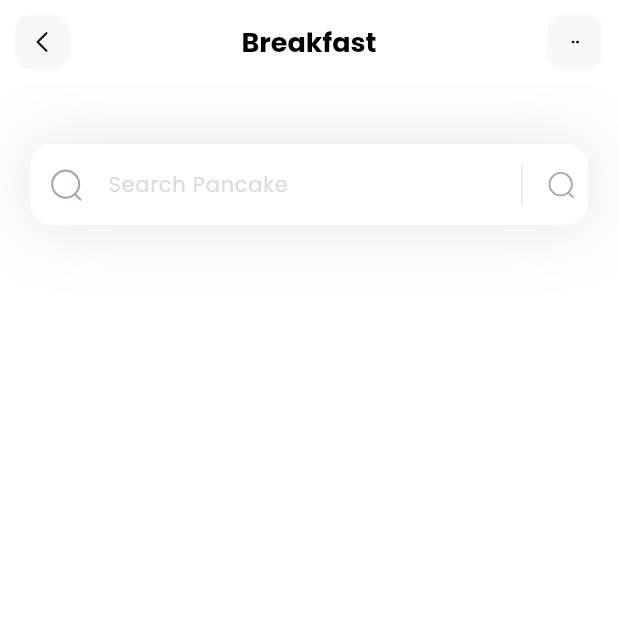
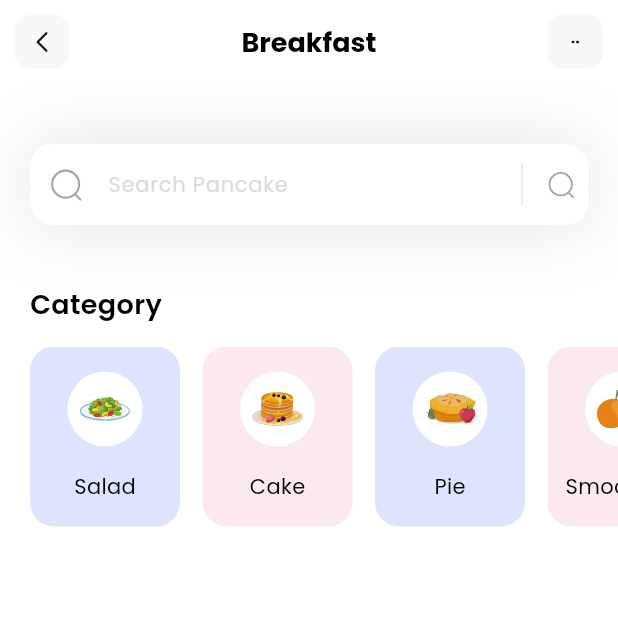
Before and after one commit to aafiqah/fitness, a Flutter app: the screen it shows after launch, on a phone screen of 412 x 824 dp, the top half of it. Run offline on Flutter 3.47's test engine with Material 3 defaults, Android fonts, the phone set to English and light mode, and no system bars; our stand-ins replace flutter_svg.

Commit message:
second commit

```diff
--- /dev/null
+++ b/lib/models/category_model.dart
@@ -0,0 +1,43 @@
+import 'package:flutter/material.dart';
+
+class CategoryModel {
+  String name;
+  String iconPath;
+  Color boxColor;
+
+  CategoryModel({
+    required this.name,
+    required this.iconPath,
+    required this.boxColor,
+  });
+
+  static List<CategoryModel> getCategories() {
+    List<CategoryModel> categories = [];
+
+    categories.add(CategoryModel(
+      name: 'Salad',
+      iconPath: 'assets/icons/plate.svg',
+      boxColor: const Color(0xff92A3FD)
+    ));
+
+    categories.add(CategoryModel(
+      name: 'Cake',
+      iconPath: 'assets/icons/pancakes.svg',
+      boxColor: const Color(0xFFF4B6C2)
+    ));
+
+    categories.add(CategoryModel(
+      name: 'Pie',
+      iconPath: 'assets/icons/pie.svg',
+      boxColor: const Color(0xff92A3FD)
+    ));
+
+    categories.add(CategoryModel(
+      name: 'Smoothies',
+      iconPath: 'assets/icons/orange-snacks.svg',
+      boxColor: const Color(0xFFF4B6C2)
+    ));
+
+    return categories;
+  }
+}
--- a/lib/pages/home.dart
+++ b/lib/pages/home.dart
@@ -1,23 +1,110 @@
+import 'package:fitness/models/category_model.dart';
 import 'package:flutter/material.dart';
 import 'package:flutter_svg/flutter_svg.dart';
 
-class HomePage extends StatelessWidget {
+class HomePage extends StatefulWidget {
   const HomePage({super.key});
 
   @override
+  State<HomePage> createState() => _HomePageState();
+}
+
+class _HomePageState extends State<HomePage> {
+  List<CategoryModel> categories = [];
+
+  void _getCategories() {
+    categories = CategoryModel.getCategories();
+  }
+
+  @override
   Widget build(BuildContext context) {
+    _getCategories();
     return Scaffold(
       appBar: appBar(),
       backgroundColor: Colors.white,
       body: Column(
+        crossAxisAlignment: CrossAxisAlignment.start,
         children: [
-          searchField(),
+          _searchField(),
+          const SizedBox(
+            height: 40,
+          ),
+          _categoriesSection()
         ],
       ),
     );
   }
 
-  Container searchField() {
+  Column _categoriesSection() {
+    return Column(
+          crossAxisAlignment: CrossAxisAlignment.start,
+          children: [
+            const Padding(
+              padding: EdgeInsets.only(
+                left: 20,
+              ),
+              child: Text(
+                'Category',
+                style: TextStyle(
+                    color: Colors.black,
+                    fontSize: 18,
+                    fontWeight: FontWeight.w600),
+              ),
+            ),
+            const SizedBox(
+              height: 15,
+            ),
+            SizedBox(
+              height: 120,
+              child: ListView.separated(
+                itemCount: categories.length,
+                scrollDirection: Axis.horizontal,
+                padding: const EdgeInsets.only(
+                  left: 20,
+                  right: 20,
+                ),
+                separatorBuilder: (context,index) => const SizedBox(width:15),
+                itemBuilder: (context, index) {
+                  return Container(
+                    width: 100,
+                    decoration: BoxDecoration(
+                      color: categories[index].boxColor.withOpacity(0.3),
+                      borderRadius: BorderRadius.circular(16),
+                    ),
+                    child: Column(
+                      mainAxisAlignment: MainAxisAlignment.spaceEvenly,
+                      children: [
+                        Container(
+                          width:50,
+                          height: 50,
+                          decoration: const BoxDecoration(
+                            color:Colors.white,
+                            shape:BoxShape.circle,
+                          ),
+                          child: Padding(
+                            padding: const EdgeInsets.all(8.0),
+                            child: SvgPicture.asset(categories[index].iconPath),
+                          ),
+                        ),
+                        Text(
+                          categories[index].name,
+                          style: const TextStyle(
+                            fontWeight: FontWeight.w400,
+                            color: Colors.black,
+                            fontSize: 14,
+                          ),
+                        )
+                      ],
+                    ),
+                  );
+                },
+              ),
+            ),
+          ],
+        );
+  }
+
+  Container _searchField() {
     return Container(
       margin: const EdgeInsets.only(top: 40, left: 20, right: 20),
       decoration: BoxDecoration(
@@ -50,7 +137,7 @@ class HomePage extends StatelessWidget {
                     mainAxisAlignment: MainAxisAlignment.end,
                     children: [
                       const VerticalDivider(
-                        color:Colors.black,
+                        color: Colors.black,
                         indent: 10,
                         endIndent: 10,
                         thickness: 0.1,
@@ -66,9 +153,7 @@ class HomePage extends StatelessWidget {
               border: OutlineInputBorder(
                 borderRadius: BorderRadius.circular(15),
                 borderSide: BorderSide.none,
-              )
-            )
-          ),
+              ))),
     );
   }
 
```
Also changed, not shown: 1 other file. Lines whose indentation alone changed are shown as unchanged.
